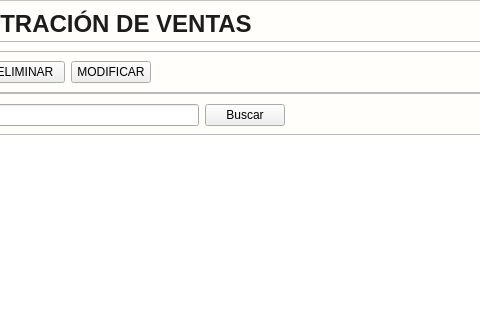
This is app/View/UserInterfaceUi/UI_CONTROL_VENTAS.ui in LAngelVp/TuleVenta as Qt 5 draws it before an edit; both pictures show x 113 to 593 and y 0 to 320 of the 775 by 409 pixel window. The edited form follows.
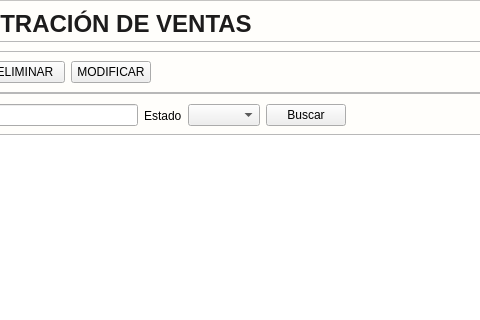
This is the edited form. Icons and pictures are not drawn.

```diff
--- a/app/View/UserInterfaceUi/UI_CONTROL_VENTAS.ui
+++ b/app/View/UserInterfaceUi/UI_CONTROL_VENTAS.ui
@@ -331,6 +331,16 @@
               <item>
                <widget class="QLineEdit" name="txt_buscar"/>
               </item>
+              <item>
+               <widget class="QLabel" name="label">
+                <property name="text">
+                 <string>Estado</string>
+                </property>
+               </widget>
+              </item>
+              <item>
+               <widget class="QComboBox" name="cajaOpciones_estadosVentas"/>
+              </item>
               <item>
                <widget class="QPushButton" name="btn_btn_buscar">
                 <property name="cursor">
```
Left out of the diff: 43 changed lines with no effect on the pictures.
